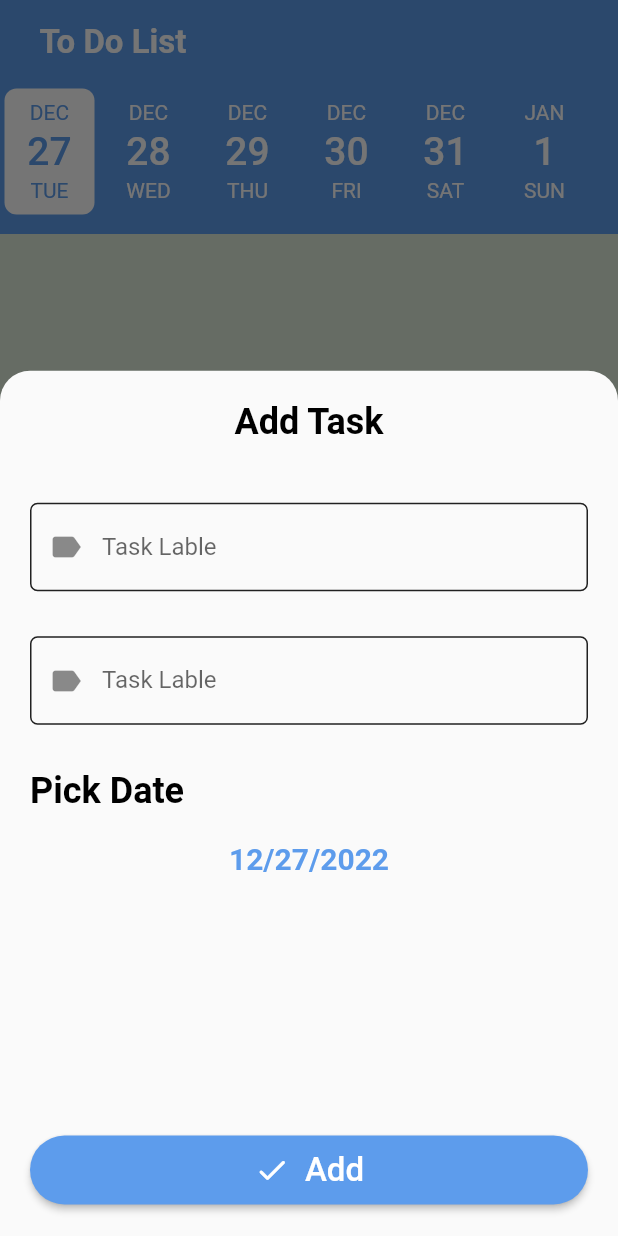
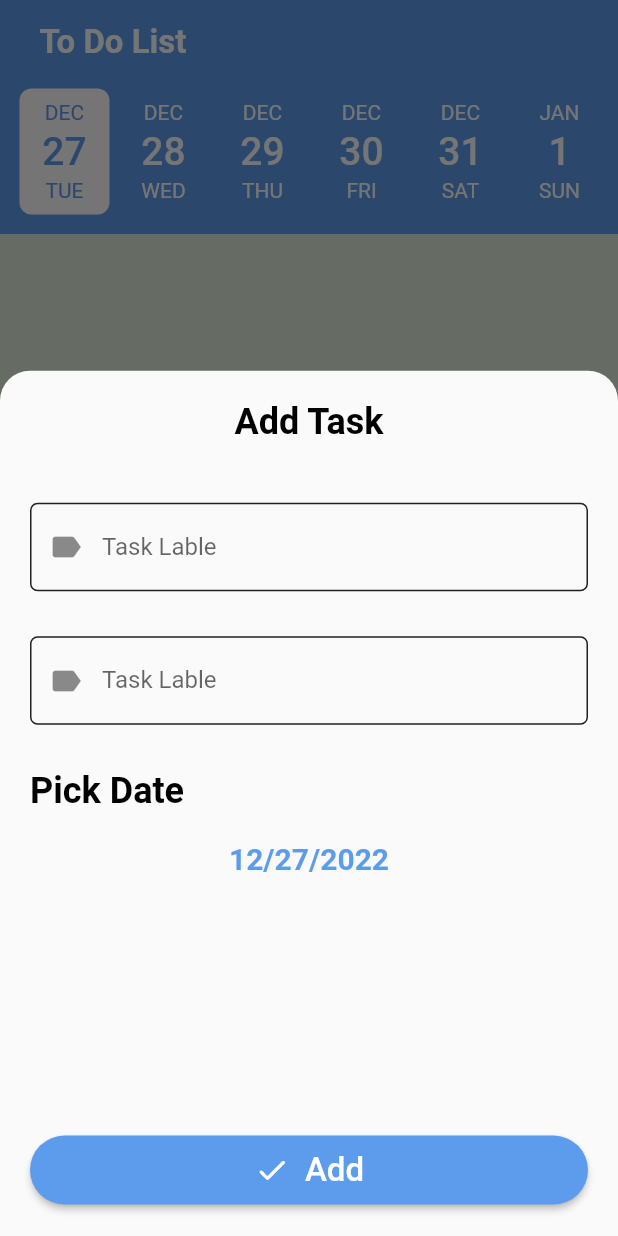
Before and after one commit to john-safwat/ToDo, a Flutter app: the screen it shows after launch, after a tap on the "add" icon, on a phone screen of 412 x 824 dp. Run offline on Flutter 3.47's test engine with Material 2 defaults, Android fonts, the phone set to English and light mode, and no system bars; drawn by our look-alikes of date_picker_timeline; our stand-ins replace cloud_firestore, firebase_core, flutter_slidable; accounts and stored records are empty.

Commit message:
add some updates to the screen and dark theme

```diff
--- a/lib/FireBase/MyDataBase.dart
+++ b/lib/FireBase/MyDataBase.dart
@@ -1,6 +1,7 @@
 import 'package:cloud_firestore/cloud_firestore.dart';
 import 'package:code/FireBase/Model.dart';
 import 'package:code/utils/Dialogs_utils_class.dart';
+import 'package:flutter/cupertino.dart';
 
 class MyDataBase {
 
@@ -19,8 +20,8 @@ class MyDataBase {
     return doc.set(task);
   }
 
-  static Stream<QuerySnapshot<Task>> getTaskDataStream(){
-    return getTaskCollection().snapshots();
+  static Stream<QuerySnapshot<Task>> getTaskDataStream(DateTime dateTime){
+    return getTaskCollection().where('Date' , isEqualTo: dateTime.millisecondsSinceEpoch).snapshots();
   }
 
   static DeleteTask(Task task){
--- a/lib/Theme/MyTheme.dart
+++ b/lib/Theme/MyTheme.dart
@@ -3,6 +3,8 @@ import 'package:flutter/material.dart';
 class MyTheme {
   static const Blue = Color(0xff5D9CEC);
   static const Cyan = Color(0xffDFECDB);
+  static const DarkBlue = Color(0xff060E1E);
+  static const LightBlack = Color(0xff141922);
   static const Green = Color(0xff61E757);
   static const Red = Color(0xffEC4B4B);
 
@@ -10,7 +12,10 @@ class MyTheme {
     primaryColor: Blue,
     accentColor: Cyan,
     appBarTheme:const AppBarTheme(
+      elevation: 0,
+      titleTextStyle: TextStyle(color: Colors.white , fontSize: 22, fontWeight: FontWeight.bold),
       backgroundColor: Blue,
+      centerTitle: false,
     ),
 
     textTheme: const TextTheme(
@@ -38,5 +43,40 @@ class MyTheme {
     ),
 
   );
+  static ThemeData DarkTheme = ThemeData(
+    primaryColor: Blue,
+    accentColor: DarkBlue,
+    appBarTheme:const AppBarTheme(
+      backgroundColor: Blue,
+      elevation: 0,
+      titleTextStyle: TextStyle(color: LightBlack , fontSize: 22, fontWeight: FontWeight.bold),
+      centerTitle: false
+    ),
+
+    textTheme: const TextTheme(
+      headline1: TextStyle(color: Colors.white , fontSize: 22, fontWeight: FontWeight.bold),
+      headline2: TextStyle(color: Blue , fontSize: 20, fontWeight: FontWeight.bold),
+      headline3: TextStyle(color: Green , fontSize: 18, fontWeight: FontWeight.bold),
+      headline4: TextStyle(color: Colors.white , fontSize: 15, fontWeight: FontWeight.bold),
+      headline5: TextStyle(color: Colors.white , fontSize: 12, fontWeight: FontWeight.w400),
+    ),
+
+
+    bottomNavigationBarTheme:const BottomNavigationBarThemeData(
+      backgroundColor: Colors.transparent,
+      selectedIconTheme: IconThemeData(
+        color: Blue,
+        size: 36
+      ),
+      unselectedIconTheme: IconThemeData(
+          color: Colors.grey,
+          size: 30
+      ),
+      unselectedLabelStyle: TextStyle(fontSize: 0),
+      showSelectedLabels: false,
+      showUnselectedLabels: false
+    ),
+
+  );
 
 }
--- a/lib/Ui/HomeScreen.dart
+++ b/lib/Ui/HomeScreen.dart
@@ -2,10 +2,12 @@ import 'package:code/FireBase/MyDataBase.dart';
 import 'package:code/Theme/MyTheme.dart';
 import 'package:code/Ui/Taps/Settings_Tap.dart';
 import 'package:code/Ui/Taps/taskslist.dart';
+import 'package:code/provider/themeprovider.dart';
 import 'package:code/utils/Dialogs_utils_class.dart';
 import 'package:code/utils/extention.dart';
 import 'package:flutter/material.dart';
 import 'package:intl/intl.dart';
+import 'package:provider/provider.dart';
 
 import '../FireBase/Model.dart';
 
@@ -20,18 +22,17 @@ class _HomeScreenState extends State<HomeScreen> {
   int Index = 0;
   DateTime date = DateTime.now().DateOnly(DateTime.now());
   List<Widget> taps = [Tasks_List_Tap(), Settings_Tap()];
-
   TextEditingController Title = TextEditingController();
   TextEditingController Details = TextEditingController();
   final formkey = GlobalKey<FormState>();
   @override
   Widget build(BuildContext context) {
     var mediaquery = MediaQuery.of(context).size;
+    var themes = Provider.of<themeprovider>(context);
     return Scaffold(
       backgroundColor: Theme.of(context).accentColor,
       appBar: AppBar(
-        title: Text("  To Do List" , style: Theme.of(context).textTheme.headline1,),
-        elevation: 0,
+        title: Text("  To Do List" ),
       ),
       body: Stack(
         children: [
@@ -50,7 +51,7 @@ class _HomeScreenState extends State<HomeScreen> {
       ),
       floatingActionButton: Container(
         decoration: BoxDecoration(
-          border: Border.all(width: 8 , color: Colors.white),
+          border: Border.all(width: 8 , color: themes.isdark() ? MyTheme.LightBlack : Colors.white,),
           borderRadius: BorderRadius.circular(1000)
         ),
         child: FloatingActionButton(
@@ -63,11 +64,11 @@ class _HomeScreenState extends State<HomeScreen> {
       ),
       floatingActionButtonLocation: FloatingActionButtonLocation.centerDocked,
       bottomNavigationBar: BottomAppBar(
-        color: Colors.white,
+        color: themes.isdark() ? MyTheme.LightBlack : Colors.white,
         shape:const CircularNotchedRectangle(),
         notchMargin: 10,
         child: BottomNavigationBar(
-          backgroundColor: Theme.of(context).primaryColor.withAlpha(0),
+
           currentIndex: Index,
           elevation: 0,
           onTap: (value) {
--- a/lib/Ui/Taps/Settings_Tap.dart
+++ b/lib/Ui/Taps/Settings_Tap.dart
@@ -5,7 +5,10 @@ class Settings_Tap extends StatelessWidget {
   @override
   Widget build(BuildContext context) {
     return Container(
-      color: Colors.green,
+      margin: EdgeInsets.only(top: 100),
+      child: Column(
+
+      ),
     ) ;
   }
 }
--- a/lib/Ui/Taps/taskslist.dart
+++ b/lib/Ui/Taps/taskslist.dart
@@ -1,48 +1,66 @@
 import 'package:code/FireBase/Model.dart';
 import 'package:code/FireBase/MyDataBase.dart';
 import 'package:code/Ui/Taps/TaskWidget.dart';
+import 'package:code/utils/extention.dart';
 import 'package:date_picker_timeline/date_picker_timeline.dart';
 import 'package:flutter/material.dart';
+import 'package:provider/provider.dart';
 
-class Tasks_List_Tap extends StatelessWidget {
+import '../../Theme/MyTheme.dart';
+import '../../provider/themeprovider.dart';
+
+class Tasks_List_Tap extends StatefulWidget {
+  @override
+  State<Tasks_List_Tap> createState() => _Tasks_List_TapState();
+}
+
+class _Tasks_List_TapState extends State<Tasks_List_Tap> {
   Task task = Task(Date: DateTime.now().millisecondsSinceEpoch , Title: "Go To GYM" , Discription: "I Must Go To GYM" , id: '');
+
+  DateTime date = DateTime.now().DateOnly(DateTime.now());
+
   @override
   Widget build(BuildContext context) {
+    var themes = Provider.of<themeprovider>(context);
     return Container(
       child: Column(
         children: [
           Container(
+            padding: EdgeInsets.symmetric(horizontal: 10),
             child: DatePicker(
-              DateTime.now(),
+              DateTime.now().DateOnly(DateTime.now()),
               height: 90,
               width: 60,
-              selectionColor: Colors.white,
+              selectionColor: themes.isdark() ? MyTheme.LightBlack : Colors.white,
               selectedTextColor: Theme.of(context).primaryColor,
-              initialSelectedDate: DateTime.now(),
-              deactivatedColor: Colors.white,
-              dateTextStyle:const TextStyle(
-                color: Colors.white,
+              initialSelectedDate: DateTime.now().DateOnly(DateTime.now()),
+              deactivatedColor: themes.isdark() ? MyTheme.LightBlack : Colors.white,
+              dateTextStyle: TextStyle(
+                color: themes.isdark() ? MyTheme.LightBlack : Colors.white,
                 fontSize: 26,
                 fontWeight: FontWeight.w500,
               ),
-              monthTextStyle:const TextStyle(
-                color: Colors.white,
+              monthTextStyle: TextStyle(
+                color: themes.isdark() ? MyTheme.LightBlack : Colors.white,
               ),
-              dayTextStyle:const TextStyle(
-                color: Colors.white,
+              dayTextStyle:TextStyle(
+                color: themes.isdark() ? MyTheme.LightBlack : Colors.white,
               ),
               onDateChange: (selectedDate) {
+                date = selectedDate;
+                setState(() {
 
+                });
               },
             ),
           ),
           const SizedBox(height: 10,),
           Expanded(
             child: StreamBuilder(
-              stream: MyDataBase.getTaskDataStream(),
+              stream: MyDataBase.getTaskDataStream(date),
               builder: (context, snapshot) {
                 if(snapshot.connectionState == ConnectionState.waiting){
-                  return CircularProgressIndicator();
+                  return Center(child: CircularProgressIndicator());
                 }
                 var tasks = snapshot.data?.docs.map((doc) => doc.data()).toList();
                 if (snapshot.hasError) {
--- a/lib/main.dart
+++ b/lib/main.dart
@@ -1,7 +1,10 @@
 import 'package:code/Theme/MyTheme.dart';
 import 'package:code/Ui/HomeScreen.dart';
+import 'package:code/Ui/Taps/edittaskscreen.dart';
+import 'package:code/provider/themeprovider.dart';
 import 'package:flutter/material.dart';
 import 'package:firebase_core/firebase_core.dart';
+import 'package:provider/provider.dart';
 import 'firebase_options.dart';
 
 void main () async{
@@ -9,19 +12,28 @@ void main () async{
   await Firebase.initializeApp(
     options: DefaultFirebaseOptions.currentPlatform,
   );
-  runApp(MyApp());
+  runApp(
+      ChangeNotifierProvider(
+        create: (_)=> themeprovider(),
+        child: MyApp(),
+      )
+  );
 }
 
 class MyApp extends StatelessWidget {
   @override
   Widget build(BuildContext context) {
+    var themes = Provider.of<themeprovider>(context).theme;
     return MaterialApp(
         debugShowCheckedModeBanner: false,
         routes: {
+          EditTaskScreen.routeName:(_) => EditTaskScreen(),
           HomeScreen.routeName : (_) => HomeScreen(),
         },
         initialRoute: HomeScreen.routeName,
         theme: MyTheme.LightTheme,
+        darkTheme: MyTheme.DarkTheme,
+        themeMode: themes,
     );
   }
 }
--- /dev/null
+++ b/lib/provider/themeprovider.dart
@@ -0,0 +1,13 @@
+import 'package:flutter/cupertino.dart';
+import 'package:flutter/material.dart';
+
+class themeprovider extends ChangeNotifier {
+  ThemeMode theme = ThemeMode.light;
+  void chagetheme (ThemeMode themeMode){
+    theme = themeMode ;
+    notifyListeners();
+  }
+  bool isdark (){
+    return theme == ThemeMode.dark;
+  }
+}
--- a/pubspec.yaml
+++ b/pubspec.yaml
@@ -19,7 +19,7 @@ publish_to: 'none' # Remove this line if you wish to publish to pub.dev
 version: 1.0.0+1
 
 environment:
-  sdk: '2.18.6<4.0.0'
+  sdk: '3.0.0-21.0.dev<4.0.0'
 
 # Dependencies specify other packages that your package needs in order to work.
 # To automatically upgrade your package dependencies to the latest versions
@@ -43,6 +43,7 @@ dependencies:
   intl: ^0.17.0
   date_picker_timeline: ^1.2.3
   flutter_slidable: ^2.0.0
+  provider: ^6.0.5
 
 
 dev_dependencies:
```
Also changed, not shown: lib/Ui/Taps/TaskWidget.dart (+50 -9 lines), lib/Ui/Taps/edittaskscreen.dart (added, +216 -0 lines), pubspec.lock. Lines whose indentation alone changed are shown as unchanged.
